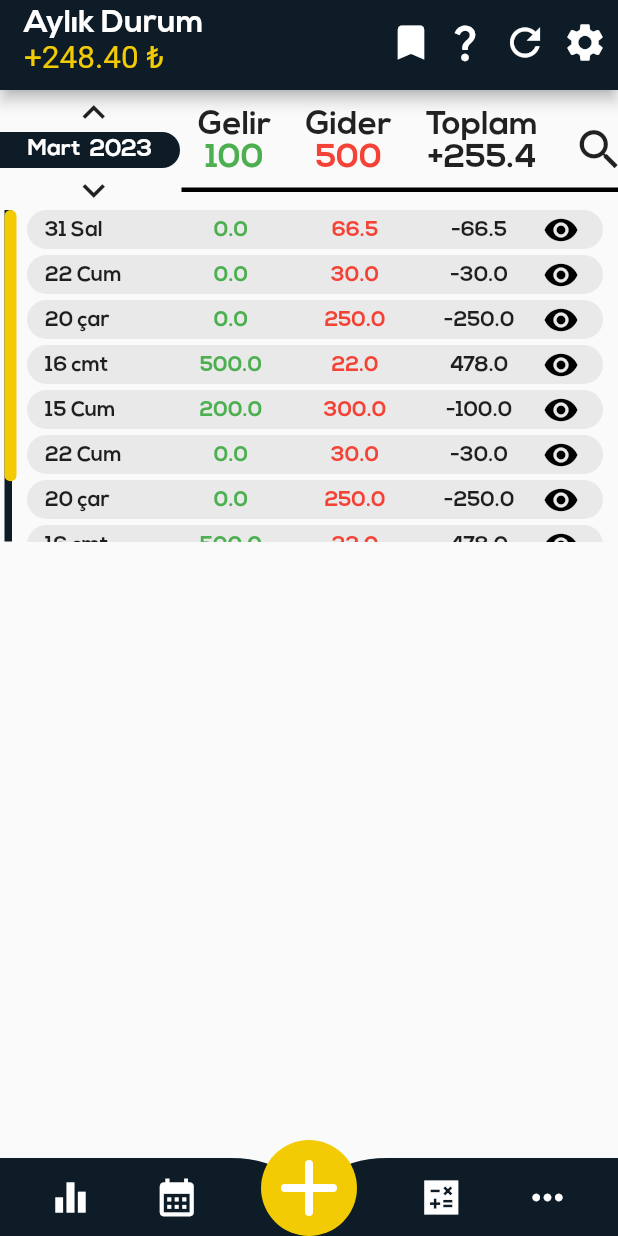
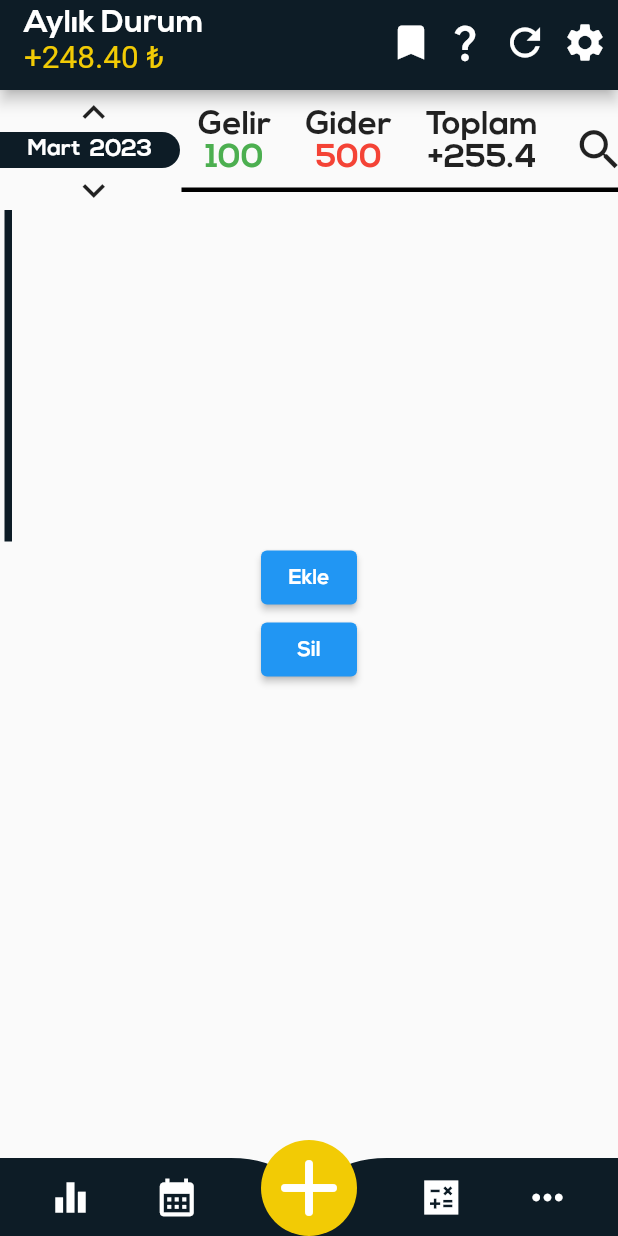
Before and after one commit to zahidayturan/ButceTakip, a Flutter app: the screen it shows after launch, on a phone screen of 412 x 824 dp. Run offline on Flutter 3.47's test engine with Material 2 defaults, Android fonts, the phone set to English and light mode, and no system bars; our stand-ins replace sqflite; accounts and stored records are empty.

Commit message:
Veri Tabanı Oluşturuldu uygulama implementi gerçekleşti.

```diff
--- a/lib/App/Aylikinfo.dart
+++ b/lib/App/Aylikinfo.dart
@@ -1,22 +1,40 @@
 import 'package:butcekontrol/constans/MaterialColor.dart';
+import 'package:butcekontrol/modals/Spendinfo.dart';
+import 'package:butcekontrol/utils/dpHelper.dart';
 import 'package:flutter/material.dart';
 
-class Aylikinfo extends StatelessWidget {
-  const Aylikinfo({Key? key}) : super(key: key);
+class Aylikinfo extends StatefulWidget {
+  @override
+  State<Aylikinfo> createState() => _AylikinfoState();
+}
+class _AylikinfoState extends State<Aylikinfo> {
+  _AylikinfoState();
+  List<spendinfo> _spendinfolist = [];
+  Future<List<spendinfo>> ?_taskList;
+  bool _isLoading = true;
+
+  void _refreshSpendinfoList() async {
+    final data = await SQLHelper.getItems();
+    setState(() {
+      _spendinfolist = data;
+      _isLoading = false;
+    });
+  }
+  @override
+  void initState() {
+    super.initState();
+    _refreshSpendinfoList();
+  }
 
   @override
   Widget build(BuildContext context) {
     var ceyrekwsize = MediaQuery.of(context).size.width / 5;
-    Aylikinfoclass f5 = new Aylikinfoclass("31 Sal", 0, 66.5, "Agustos", "2023", "Gider");  //aşağıda belirtilen class yapısından türler yaratıyoruz.
-    Aylikinfoclass f4 = new Aylikinfoclass("22 Cum", 0, 30, "Agustos", "2023", "Gider");
-    Aylikinfoclass f3 = new Aylikinfoclass("20 çar", 0, 250, "Agustos", "2023", "Gider");
-    Aylikinfoclass f2 = new Aylikinfoclass("16 cmt", 500.0, 22.0, "Agustos", "2023", "Gelir");
-    Aylikinfoclass f1 = new Aylikinfoclass("15 Cum", 200.0, 300.0, "Agustos", "2023", "Gider");
-
-    List <Aylikinfoclass> Aylikinfoclasslist = [f5, f4, f3, f2, f1, f4, f3, f2, f1]; //class tipinde liste yaratıyoruz.
-    return SizedBox(
+    return Center(
+      child: Column(
+        children: [
+          SizedBox(
             height: 221,
-      child: Padding( //borderin scroll ile birleşimi gözüksü diye soldan padding
+            child: Padding(      //borderin scroll ile birleşimi gözüksü diye soldan padding
               padding: const EdgeInsets.only(left: 3.0),
               child: DecoratedBox( // border için
                 decoration: const BoxDecoration(
@@ -35,27 +53,30 @@ class Aylikinfo extends StatelessWidget {
                     thickness: 8,
                     radius: Radius.circular(15.0),
                     child: ListView.builder(
-                  itemCount : Aylikinfoclasslist.length,
+                        itemCount : _spendinfolist.length,
                         itemBuilder: (BuildContext context, index) {
-                    var toplam = Aylikinfoclasslist[index].gelir - Aylikinfoclasslist[index].gider ;
+                          double? x = double.tryParse(_spendinfolist[index].gelir!) ;
+                          double? y = double.tryParse(_spendinfolist[index].gider!) ;
+                          String? toplam = (x! - y!).toString() ;
                           return Column(
                             children: [
                               Padding(
                                 padding: const EdgeInsets.only(left: 15, right: 10),
-                          child: ClipRRect(
-                            borderRadius: BorderRadius.circular(20.0),
+                                child: ClipRRect(           //Borderradius vermek için kullanıyoruz
+                                  borderRadius: BorderRadius.circular(10.0),
                                   child: Container(
-                              height: 26.0,
+                                    height: 27.4,
                                     color:  CustomColors.ArkaRenk,
                                     child: Padding(
                                       padding: const EdgeInsets.only(left: 12, right: 15),
                                       child: Row(
-                                  mainAxisAlignment: MainAxisAlignment.spaceBetween,
+                                        mainAxisAlignment: MainAxisAlignment.center,
+                                        mainAxisSize: MainAxisSize.max,
                                         children: [
                                           SizedBox(
-                                        width: ceyrekwsize  ,
+                                              width: ceyrekwsize ,
                                               child: Text(
-                                          Aylikinfoclasslist[index].date,
+                                                _spendinfolist[index].day.toString(),
                                                 style: const TextStyle(
                                                   fontWeight: FontWeight.bold,
                                                 ),
@@ -65,7 +86,7 @@ class Aylikinfo extends StatelessWidget {
                                             width: ceyrekwsize,
                                             child: Center(
                                               child: Text(
-                                          Aylikinfoclasslist[index].gelir.toString(),
+                                                this._spendinfolist[index].gelir.toString(),
                                                 style: const TextStyle(
                                                   color: Colors.green,
                                                 ),
@@ -76,7 +97,7 @@ class Aylikinfo extends StatelessWidget {
                                             width: ceyrekwsize,
                                             child: Center(
                                               child: Text(
-                                          Aylikinfoclasslist[index].gider.toString(),
+                                                _spendinfolist[index].gider.toString(),
                                                 style: const TextStyle(
                                                   color: Colors.red,
                                                 ),
@@ -87,7 +108,7 @@ class Aylikinfo extends StatelessWidget {
                                             width: ceyrekwsize,
                                             child: Center(
                                               child: Text(
-                                          toplam.toString(),
+                                                "99",
                                                 style: const TextStyle(
                                                   color: Colors.black87,
                                                 ),
@@ -99,11 +120,9 @@ class Aylikinfo extends StatelessWidget {
                                               maxHeight: 30,
                                             ),
                                             padding: const EdgeInsets.all(1),
-                                      icon: const Icon(
-                                        Icons.remove_red_eye,
-                                        color: Colors.black,
-                                      ),
-                                      onPressed: () => print("Bilgiler sekmesi"),
+                                            icon: eyeColorChoice(12.2),
+                                            onPressed: () {
+                                            },
                                           )
                                         ],
                                       ),
@@ -111,7 +130,7 @@ class Aylikinfo extends StatelessWidget {
                                   ),
                                 ),
                               ),
-                        const SizedBox(height: 4)   // elemanlar arasına bşluk bırakmak için kulllandım.
+                              const SizedBox(height: 5)   // elemanlar arasına bşluk bırakmak için kulllandım.
                             ],
                           );
                         }
@@ -120,17 +139,37 @@ class Aylikinfo extends StatelessWidget {
                 ),
               ),
             ),
+          ),
+          ElevatedButton(
+              onPressed:() {
+                SQLHelper.createItem(spendinfo("200", "200", "pazar", "Mayıs", "2023"));
+                _refreshSpendinfoList();
+              },
+              child: Text("Ekle"),
+          ),
+          ElevatedButton(
+            onPressed:() {
+              SQLHelper.deleteItem(_spendinfolist[0].id!);
+              _refreshSpendinfoList();
+            },
+            child: Text("Sil"),
+          ),
+        ],
+      ),
+    );
+  }
+
+
+  Widget eyeColorChoice(double toplam) {
+    if(toplam < 0 ) {
+      return const Icon(Icons.remove_red_eye,
+      color: Colors.red,
+      );
+    }
+    else {
+      return const Icon(Icons.remove_red_eye,
+      color: Colors.black
       );
     }
   }
-
-
-class Aylikinfoclass {
-  final String date ;
-  final double gelir;
-  final double gider;
-  final String ay ;
-  final String yil ;
-  final String status ;
-  const Aylikinfoclass(this.date, this.gelir, this.gider, this.ay, this.yil, this.status) ;
 }
--- a/lib/App/ButceKontrolApp.dart
+++ b/lib/App/ButceKontrolApp.dart
@@ -5,6 +5,7 @@ import 'package:butcekontrol/constans/MaterialColor.dart';
 import 'package:butcekontrol/constans/TextPref.dart';
 import 'package:flutter/material.dart';
 import 'package:butcekontrol/classes/navBar.dart';
+
 
 class ButceKontrolApp extends StatelessWidget {
   const ButceKontrolApp({Key? key}) : super(key: key);
@@ -17,7 +18,7 @@ class ButceKontrolApp extends StatelessWidget {
         primaryColor: Colors.white,
         fontFamily: "Nexa",
       ),
-      home: const MyHomePage(),
+      home: MyHomePage(),
     );
   }
 }
@@ -35,7 +36,7 @@ class _MyHomePageState extends State <MyHomePage> {
       body: Column(
         crossAxisAlignment: CrossAxisAlignment.center,
         mainAxisAlignment: MainAxisAlignment.start,
-        children: const [
+        children: [
           Generalinfo(),
           Aylikinfo(),
         ],
--- a/lib/UI/Generalinfo.dart
+++ b/lib/UI/Generalinfo.dart
@@ -9,7 +9,7 @@ class Generalinfo extends StatefulWidget {
 }
 
 class Calender_Bka {
-  List <String> Mounths = ["Ocak", "Şubat", "Mart", "Nisan", "Mayıs", "Haziran", "Temmuz", "Ağustos", "Eylül", "Ekim", "Kasım", "Aralık" ];
+  List <String> Mounths = ["Ocak", "Subat", "Mart", "Nisan", "Mayıs", "Haziran", "Temmuz", "Agustos", "Eylül", "Ekim", "Kasım", "Aralık" ];
   List <String> Years = ["2020","2021","2022","2023","2024","2025", "2026", "2027", "2028", "2029", "2030"];
   List <String> Days = ["Monday", "Thuesday", "Wednesday", "Thursday", "Friday", "Saturday", "Sunday"];
 }
--- a/lib/classes/navBar.dart
+++ b/lib/classes/navBar.dart
@@ -1,4 +1,7 @@
+import 'package:butcekontrol/App/Aylikinfo.dart';
+import 'package:butcekontrol/modals/Spendinfo.dart';
 import 'package:flutter/material.dart';
+import '../utils/dpHelper.dart';
 
 class navBar extends StatefulWidget {
   //const navBar({Key? key}) : super(key: key);
@@ -7,6 +10,7 @@ class navBar extends StatefulWidget {
 }
 
 class _MyHomePageState extends State<navBar> {
+
   @override
   Widget build(BuildContext context) {
     final Size size = MediaQuery.of(context).size;
@@ -36,7 +40,7 @@ class _MyHomePageState extends State<navBar> {
                       mainAxisAlignment: MainAxisAlignment.spaceEvenly,
                       children: [
                         IconButton(
-                          icon: Icon(
+                          icon: const Icon(
                             size: 30,
                             Icons.equalizer,
                             color: Colors.white,
@@ -44,7 +48,7 @@ class _MyHomePageState extends State<navBar> {
                           onPressed: () {},
                         ),
                         IconButton(
-                          icon: Icon(
+                          icon: const Icon(
                             size: 30,
                             Icons.calendar_month_sharp,
                             color: Colors.white,
@@ -55,7 +59,7 @@ class _MyHomePageState extends State<navBar> {
                           width: size.width / 5,
                         ),
                         IconButton(
-                          icon: Icon(
+                          icon: const Icon(
                             size: 30,
                             Icons.calculate_sharp,
                             color: Colors.white,
@@ -63,7 +67,7 @@ class _MyHomePageState extends State<navBar> {
                           onPressed: () {},
                         ),
                         IconButton(
-                          icon: Icon(
+                          icon: const Icon(
                             size: 30,
                             Icons.keyboard_control_sharp,
                             color: Colors.white,
@@ -88,7 +92,8 @@ class _MyHomePageState extends State<navBar> {
               child: Center(
                 heightFactor: 1,
                 child: FloatingActionButton.large(
-                  onPressed: () {},
+                  onPressed: () {
+                    },
                   backgroundColor: Color(0xffF2CB05),
                   child: Icon(Icons.add_rounded, color: Colors.white, size: 64),
                   elevation: 0,
--- a/lib/constans/TextPref.dart
+++ b/lib/constans/TextPref.dart
@@ -12,6 +12,7 @@ class Textmod extends StatelessWidget {
     return Text(
           text,
           style: TextStyle(
+            fontFamily: "Hexa",
             color: this.color,
             fontSize: this.size
           ),
--- a/lib/main.dart
+++ b/lib/main.dart
@@ -7,5 +7,5 @@ void main() {
   SystemChrome.setPreferredOrientations([
     DeviceOrientation.portraitUp,  // Sadece Dikeyde çalışması için .
   ]);
-  runApp(const ButceKontrolApp());
+  runApp(ButceKontrolApp());
 }
--- /dev/null
+++ b/lib/modals/Spendinfo.dart
@@ -0,0 +1,33 @@
+class spendinfo {
+  int ?id ;
+  String ?gelir;
+  String ?gider;
+  String ?day ;
+  String ?month ;
+  String ?year ;
+
+  spendinfo(this.gelir, this.gider,this.day, this.month, this.year);
+  spendinfo.withId(this.id, this.gelir, this.gider,this.day, this.month, this.year);
+
+  Map<String,dynamic> toMap(){
+    var map = < String, dynamic>{} ;
+    print("tomap çalıştı.");
+    map["id"] = id ;
+    map["gelir"] = gelir ;
+    map["gider"] = gider ;
+    map["day"] = day ;
+    map["month"] = month ;
+    map["year"] = year ;
+    print("tomap sonlandı");
+    return map ;
+  }
+  spendinfo.fromObject(dynamic o){
+    id =  o["id"] as int ;
+    gelir = o["gelir"]  ;
+    gider = o["gider"]  ;
+    day   = o["day"];
+    month = o["month"];
+    year  = o["year"] ;
+  }
+
+}
--- /dev/null
+++ b/lib/utils/dpHelper.dart
@@ -0,0 +1,68 @@
+import 'package:flutter/foundation.dart';
+import 'package:sqflite/sqflite.dart' as sql;
+
+import '../modals/Spendinfo.dart';
+
+class SQLHelper {
+
+  static Future<void> createTables(sql.Database database) async {
+    await database.execute("""CREATE TABLE spendinfo(
+        id INTEGER PRIMARY KEY AUTOINCREMENT NOT NULL,
+        gelir TEXT,
+        gider TEXT,
+        day TEXT,
+        month TEXT,
+        year TEXT,
+        createdAt TIMESTAMP NOT NULL DEFAULT CURRENT_TIMESTAMP
+      )
+      """);
+  }
+  static Future<sql.Database> db() async {
+    return sql.openDatabase(
+      'bka_db.db',
+      version: 1,
+      onCreate: (sql.Database database, int version) async {
+        await createTables(database);
+      },
+    );
+  }
+
+  // Create new item (journal)
+  static Future<int> createItem(spendinfo info) async {
+    final db = await SQLHelper.db();
+
+    final data = info.toMap();
+    final id = await db.insert('spendinfo', data, conflictAlgorithm: sql.ConflictAlgorithm.replace);
+    return id;
+  }
+
+  // Read all items (journals)
+  static Future<List<spendinfo>> getItems() async {
+    final db = await SQLHelper.db();
+    var result = await db.query('spendinfo', orderBy: "id");
+    return  List.generate(result.length, (index){
+      return spendinfo.fromObject(result[index]);
+    });
+  }
+
+  // Read a single item by id
+  // The app doesn't use this method but I put here in case you want to see it
+
+
+  static Future<int> updateItem(spendinfo info) async {
+    final db = await SQLHelper.db();
+    final result =
+    await db.update("spendinfo", info.toMap(),where: "id= ?", whereArgs: [info.id]);
+    return result;
+  }
+
+  // Delete
+  static Future<void> deleteItem(int id) async {
+    final db = await SQLHelper.db();
+    try {
+      await db.delete("spendinfo", where: "id = ?", whereArgs: [id]);
+    } catch (err) {
+      debugPrint("Something went wrong when deleting an item: $err");
+    }
+  }
+}
--- a/pubspec.yaml
+++ b/pubspec.yaml
@@ -30,6 +30,8 @@ environment:
 dependencies:
   flutter:
     sdk: flutter
+  sqflite: ^2.2.6
+  path: ^1.8.0
 
 
   # The following adds the Cupertino Icons font to your application.
```
Also changed, not shown: lib/classes/tilee.dart (deleted, +0 -13 lines), pubspec.lock. Lines whose indentation alone changed are shown as unchanged.
